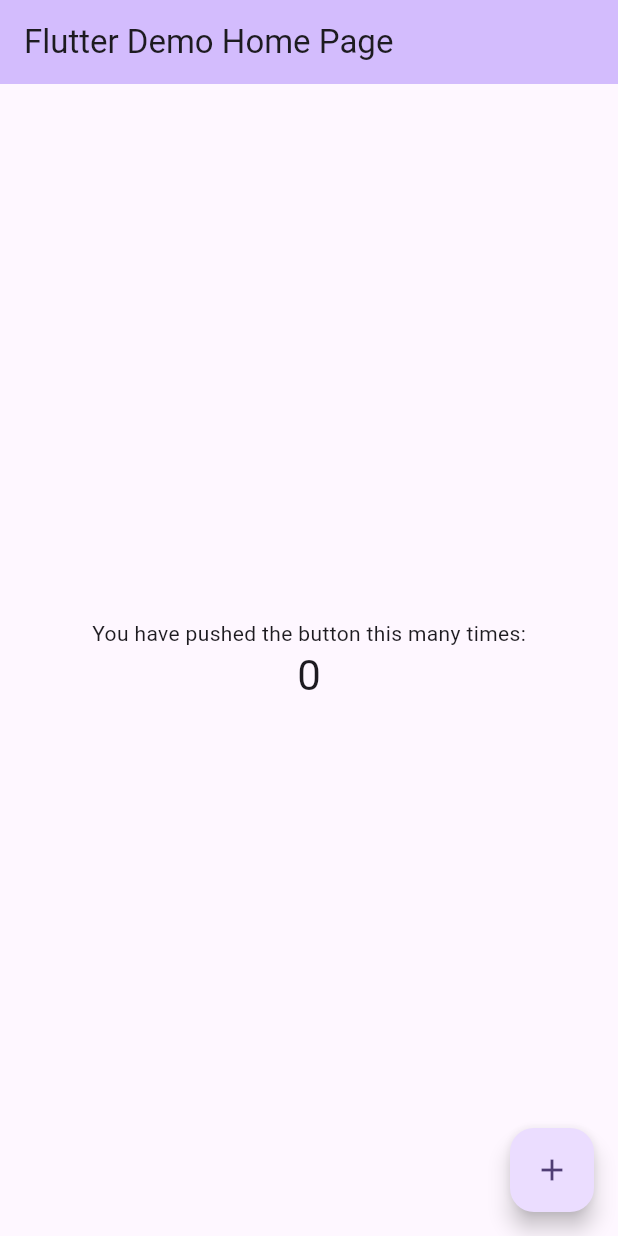
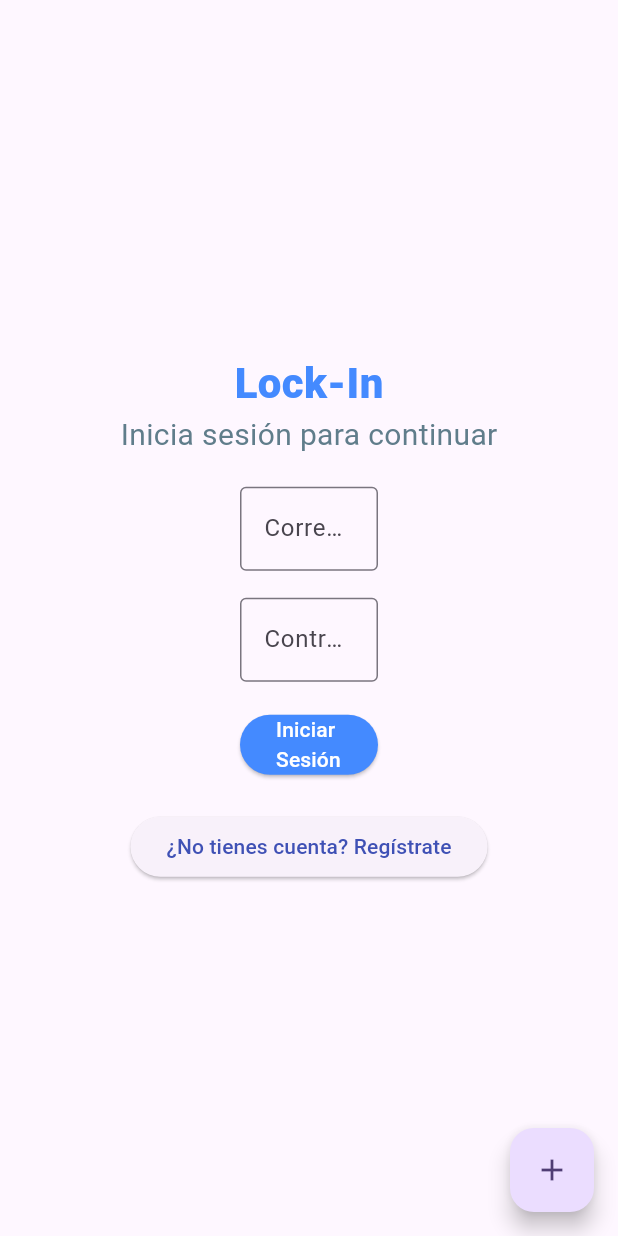
Before and after one commit to stikrobinson/Frontend-Lockin, a Flutter app: the screen it shows after launch, on a phone screen of 412 x 824 dp. Run offline on Flutter 3.47's test engine with Material 3 defaults, Android fonts, the phone set to English and light mode, and no system bars.

Commit message:
Pantalla de incio de sesion y pantalla inicial

```diff
--- a/frontend_lp/lib/main.dart
+++ b/frontend_lp/lib/main.dart
@@ -1,4 +1,5 @@
 import 'package:flutter/material.dart';
+import 'package:frontend_lp/pantalla_inicial.dart';
 
 void main() {
   runApp(const MyApp());
@@ -11,7 +12,7 @@ class MyApp extends StatelessWidget {
   @override
   Widget build(BuildContext context) {
     return MaterialApp(
-      title: 'Flutter Demo',
+      title: 'Lock - In',
       theme: ThemeData(
         // This is the theme of your application.
         //
@@ -55,7 +56,7 @@ class MyHomePage extends StatefulWidget {
 
 class _MyHomePageState extends State<MyHomePage> {
   int _counter = 0;
-
+  final _formKey = GlobalKey<FormState>();
   void _incrementCounter() {
     setState(() {
       // This call to setState tells the Flutter framework that something has
@@ -76,15 +77,12 @@ class _MyHomePageState extends State<MyHomePage> {
     // fast, so that you can just rebuild anything that needs updating rather
     // than having to individually change instances of widgets.
     return Scaffold(
-      appBar: AppBar(
-        // TRY THIS: Try changing the color here to a specific color (to
-        // Colors.amber, perhaps?) and trigger a hot reload to see the AppBar
-        // change color while the other colors stay the same.
-        backgroundColor: Theme.of(context).colorScheme.inversePrimary,
-        // Here we take the value from the MyHomePage object that was created by
-        // the App.build method, and use it to set our appbar title.
-        title: Text(widget.title),
-      ),
+      // appBar: AppBar(
+      //   // TRY THIS: Try changing the color here to a specific color (to
+      //   // Colors.amber, perhaps?) and trigger a hot reload to see the AppBar
+      //   // change color while the other colors stay the same.
+
+      // ),
       body: Center(
         // Center is a layout widget. It takes a single child and positions it
         // in the middle of the parent.
@@ -104,10 +102,71 @@ class _MyHomePageState extends State<MyHomePage> {
           // wireframe for each widget.
           mainAxisAlignment: .center,
           children: [
-            const Text('You have pushed the button this many times:'),
             Text(
-              '$_counter',
-              style: Theme.of(context).textTheme.headlineMedium,
+              'Lock-In',
+              style: TextStyle(
+                color: Colors.blueAccent,
+                fontSize: 28.0,
+                fontWeight: FontWeight.w900, // Letra muy gruesa
+              ),
+            ),
+            const Text(
+              'Inicia sesión para continuar',
+              style: TextStyle(color: Colors.blueGrey, fontSize: 20.0),
+            ),
+
+            Form(
+              key: _formKey,
+              child: Padding(
+                padding: const EdgeInsets.symmetric(
+                  horizontal: 160.0,
+                  vertical: 20,
+                ),
+                child: Column(
+                  spacing: 18,
+                  mainAxisAlignment: .center,
+                  children: [
+                    TextFormField(
+                      decoration: InputDecoration(
+                        labelText: "Correo electronico",
+                        border: OutlineInputBorder(),
+                      ),
+                    ),
+                    TextFormField(
+                      decoration: InputDecoration(
+                        border: OutlineInputBorder(),
+                        labelText: 'Contraseña',
+                      ),
+                      obscureText: true,
+                    ),
+
+                    ElevatedButton(
+                      onPressed: () {
+                        print("Boton Iniciar");
+                        Navigator.push(
+                          context,
+                          MaterialPageRoute(
+                            builder: (context) => PantallaInicial(),
+                          ),
+                        );
+                      },
+                      style: ElevatedButton.styleFrom(
+                        backgroundColor: Colors.blueAccent,
+                        foregroundColor: Colors.white,
+                      ),
+                      child: const Text("Iniciar Sesión"),
+                    ),
+                  ],
+                ),
+              ),
+            ),
+
+            ElevatedButton(
+              onPressed: () {
+                print("Boton Registrar");
+              },
+              style: ElevatedButton.styleFrom(foregroundColor: Colors.indigo),
+              child: const Text("¿No tienes cuenta? Regístrate"),
             ),
           ],
         ),
--- /dev/null
+++ b/frontend_lp/lib/pantalla_inicial.dart
@@ -0,0 +1,19 @@
+import 'package:flutter/material.dart';
+
+class PantallaInicial extends StatelessWidget {
+  @override
+  Widget build(BuildContext context) {
+    return Scaffold(
+      appBar: AppBar(title: Text('Pantalla Inicial')),
+      body: Column(
+        children: [
+          Align(alignment: Alignment.topLeft, child: Text("Hola Pablo ")),
+
+          Center(
+            child: Column(children: [FlutterLogo(size: 30), Text("HOla")]),
+          ),
+        ],
+      ),
+    );
+  }
+}
```
